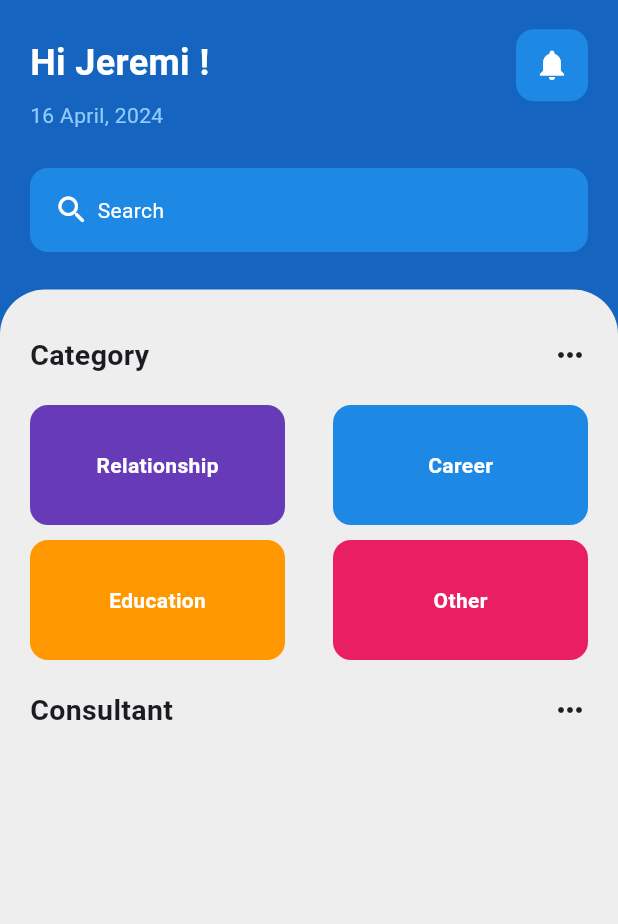
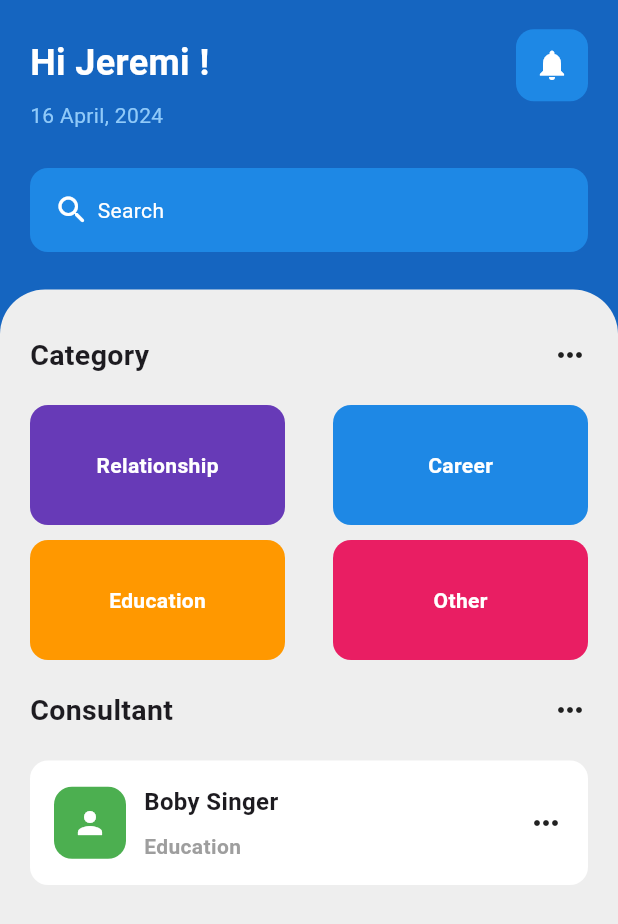
Before and after one commit to Jeremi-Koloma/mentalhealthapp, a Flutter app: the screen it shows after launch, on a phone screen of 412 x 824 dp. Shown: the top 924 px of the screen. Run offline on Flutter 3.47's test engine with Material 3 defaults, Android fonts, the phone set to English and light mode, and no system bars.

Commit message:
Consultation listview almost okay

```diff
--- a/lib/pages/dashbord/dashbord_page.dart
+++ b/lib/pages/dashbord/dashbord_page.dart
@@ -1,4 +1,6 @@
 import 'package:flutter/material.dart';
+import 'package:flutter/painting.dart';
+import 'package:flutter/rendering.dart';
 import 'package:flutter/widgets.dart';
 import 'package:mentalhealthapp/utils/category_dashb.dart';
 
@@ -156,6 +158,61 @@ class DashbordPage extends StatelessWidget {
                           Icon(Icons.more_horiz),
                         ],
                       ),
+                      const SizedBox(height: 20.0),
+                      // LISTVIEW OF CONSULTATIONS
+                      Padding(
+                        padding: const EdgeInsets.only(bottom: 12.0),
+                        child: Container(
+                          padding: const EdgeInsets.all(16.0),
+                          decoration: BoxDecoration(
+                            color: Colors.white,
+                            borderRadius: BorderRadius.circular(12.0),
+                          ),
+                          child: Row(
+                            mainAxisAlignment: MainAxisAlignment.spaceBetween,
+                            children: [
+                              Row(
+                                children: [
+                                  Container(
+                                    padding: const EdgeInsets.all(12.0),
+                                    decoration: BoxDecoration(
+                                      color: Colors.green,
+                                      borderRadius: BorderRadius.circular(12.0),
+                                    ),
+                                    child: const Icon(
+                                      Icons.person,
+                                      color: Colors.white,
+                                    ),
+                                  ),
+                                  const SizedBox(width: 12.0),
+                                  const Column(
+                                    crossAxisAlignment:
+                                        CrossAxisAlignment.start,
+                                    children: [
+                                      Text(
+                                        'Boby Singer',
+                                        style: TextStyle(
+                                          fontSize: 16.0,
+                                          fontWeight: FontWeight.bold,
+                                        ),
+                                      ),
+                                      SizedBox(height: 8.0),
+                                      Text(
+                                        'Education',
+                                        style: TextStyle(
+                                            fontSize: 14.0,
+                                            fontWeight: FontWeight.bold,
+                                            color: Colors.grey),
+                                      )
+                                    ],
+                                  ),
+                                ],
+                              ),
+                              const Icon(Icons.more_horiz),
+                            ],
+                          ),
+                        ),
+                      ),
                     ],
                   ),
                 ),
```
